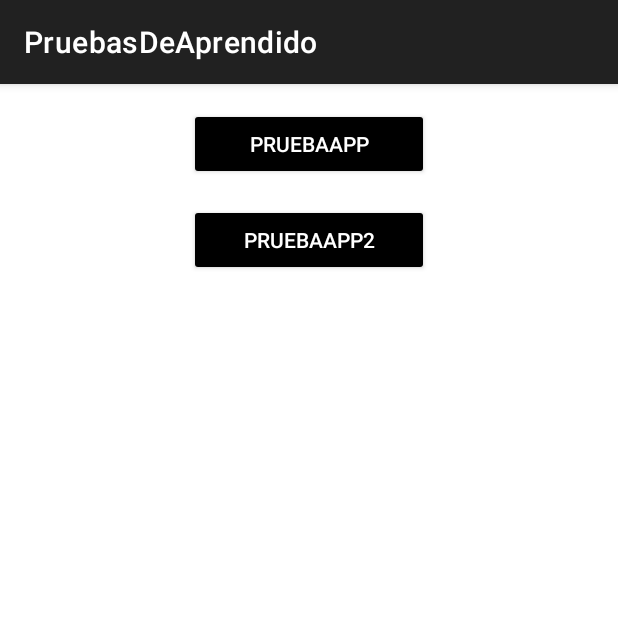
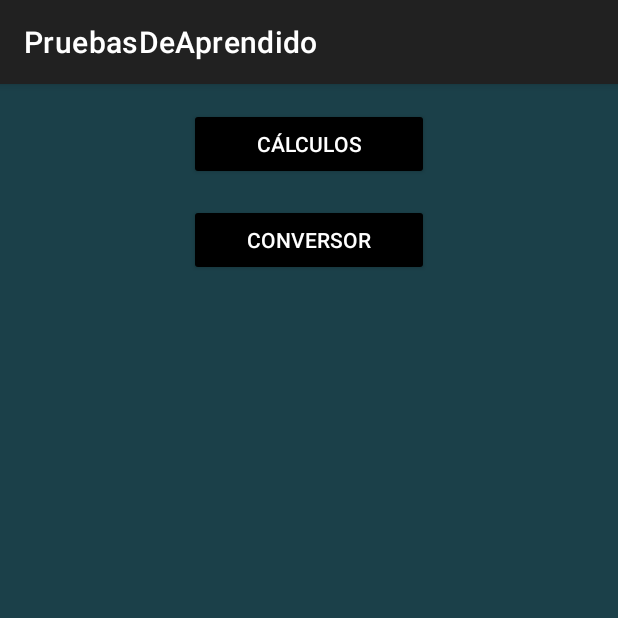
Before and after one commit to RubenFCM/ensayos, an Android app: the screen it shows after launch (MainActivity), on a phone screen of 412 x 824 dp, the top half of it. Run offline under Robolectric (Android 15) with nearby library versions, the phone set to English and light mode, and no system bars.

Commit message:
Nueva app conversor de monedas

```diff
--- a/app/src/main/AndroidManifest.xml
+++ b/app/src/main/AndroidManifest.xml
@@ -13,6 +13,9 @@
         android:theme="@style/Theme.PruebasDeAprendido"
         tools:targetApi="31">
         <activity
+            android:name=".Conversor.ConversorActivity"
+            android:exported="false" />
+        <activity
             android:name=".PruebasApp.PruebaActivity"
             android:exported="false" />
         <activity
--- a/app/src/main/java/com/example/pruebasdeaprendido/MainActivity.kt
+++ b/app/src/main/java/com/example/pruebasdeaprendido/MainActivity.kt
@@ -4,6 +4,7 @@ import android.content.Intent
 import androidx.appcompat.app.AppCompatActivity
 import android.os.Bundle
 import android.widget.Button
+import com.example.pruebasdeaprendido.Conversor.ConversorActivity
 import com.example.pruebasdeaprendido.PruebasApp.PruebaActivity
 
 class MainActivity : AppCompatActivity() {
@@ -12,13 +13,19 @@ class MainActivity : AppCompatActivity() {
         super.onCreate(savedInstanceState)
         setContentView(R.layout.activity_main)
 
-        var btnPrueba = findViewById<Button>(R.id.btnPrueba)
-        btnPrueba.setOnClickListener { navigateToPruebaApp() }
+        var btnCalculosApp = findViewById<Button>(R.id.btnCalculosApp)
+        btnCalculosApp.setOnClickListener { navigateToPruebaApp() }
+        var btnConversorApp = findViewById<Button>(R.id.btnConversorApp)
+        btnConversorApp.setOnClickListener { navigateToConversorApp() }
     }
 
     private fun navigateToPruebaApp() {
         val intent = Intent(this,PruebaActivity::class.java)
         startActivity(intent)
     }
+    private fun navigateToConversorApp() {
+        val intent = Intent(this,ConversorActivity::class.java)
+        startActivity(intent)
+    }
 
 }
--- a/app/src/main/res/layout/activity_main.xml
+++ b/app/src/main/res/layout/activity_main.xml
@@ -4,29 +4,31 @@
     xmlns:tools="http://schemas.android.com/tools"
     android:layout_width="match_parent"
     android:layout_height="match_parent"
-    tools:context=".MainActivity">
+    tools:context=".MainActivity"
+    android:background="#1B4049">
 
     <androidx.appcompat.widget.AppCompatButton
-        android:id="@+id/btnPrueba"
+        android:id="@+id/btnCalculosApp"
         android:layout_width="160dp"
         android:layout_height="wrap_content"
-        android:text="PruebaApp"
+        android:text="Cálculos"
         app:layout_constraintEnd_toEndOf="parent"
         app:layout_constraintStart_toStartOf="parent"
         app:layout_constraintTop_toTopOf="parent"
         android:backgroundTint="@color/black"
+
         android:textColor="@color/white"
         android:layout_marginVertical="16dp"/>
     <androidx.appcompat.widget.AppCompatButton
-        android:id="@+id/btnPrueba2"
+        android:id="@+id/btnConversorApp"
         android:layout_width="160dp"
         android:layout_height="wrap_content"
-        android:text="PruebaApp2"
+        android:text="Conversor"
         app:layout_constraintEnd_toEndOf="parent"
         android:backgroundTint="@color/black"
         android:textColor="@color/white"
         app:layout_constraintStart_toStartOf="parent"
-        app:layout_constraintTop_toBottomOf="@+id/btnPrueba"
+        app:layout_constraintTop_toBottomOf="@+id/btnCalculosApp"
         android:layout_marginVertical="16dp"/>
 
 </androidx.constraintlayout.widget.ConstraintLayout>
```
Also changed, not shown: app/src/main/java/com/example/pruebasdeaprendido/Conversor/ConversorActivity.kt (added, +12 -0 lines), app/src/main/res/layout/activity_conversor.xml (added, +81 -0 lines).
